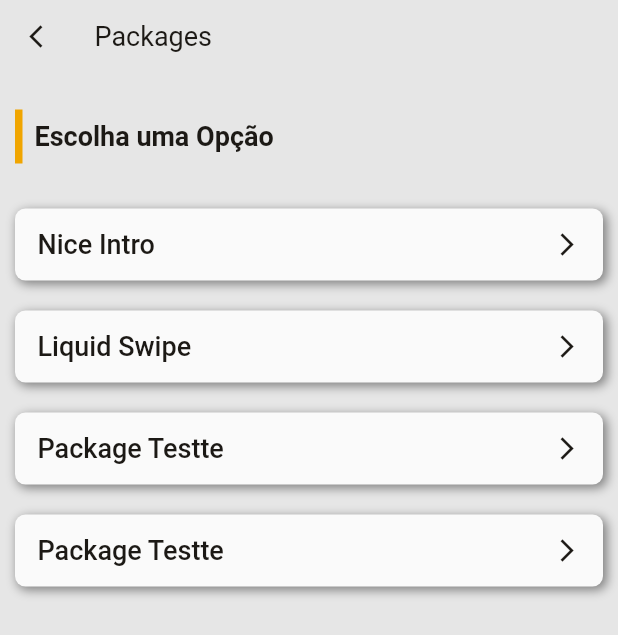
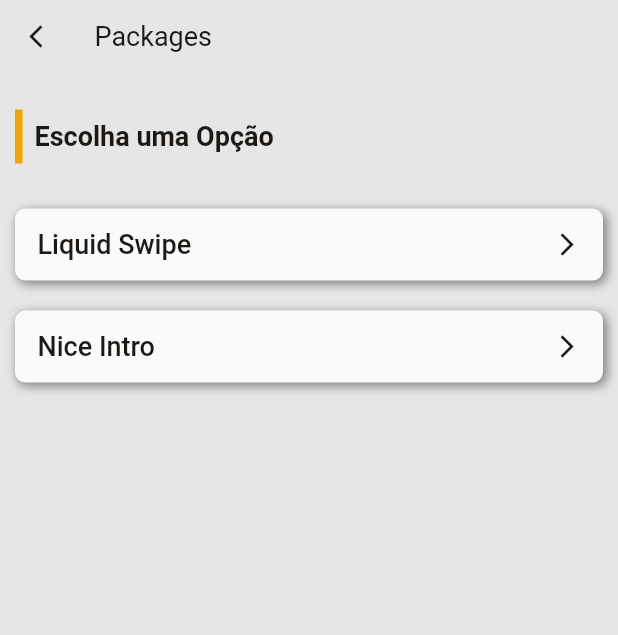
Before and after one commit to tobiassilva/flutter_tips, a Flutter app: the screen it shows after launch, after a tap on "Packages", on a phone screen of 412 x 824 dp. Shown: the top 635 px of the screen. Run offline on Flutter 3.47's test engine with Material 2 defaults, Android fonts, the phone set to English and light mode, and no system bars; our stand-ins replace animated_bottom_navigation_bar, font_awesome_flutter, liquid_swipe; missing offline and left inert: nice_intro, widget_with_codeview.

```diff
--- a/lib/pages/packages/home_packages_widgets.dart
+++ b/lib/pages/packages/home_packages_widgets.dart
@@ -6,9 +6,6 @@ import 'package:flutter_tips/pages/packages/listPackages/categoria42/nice_intro/
 import 'package:flutter_tips/pages/packages/listPackages/categoria42/nice_intro/nice_intro_infos.dart';
 import 'listPackages/categoria80/liquid_swipe/liquid_swipe_code.dart';
 import 'listPackages/categoria80/liquid_swipe/liquid_swipe_infos.dart';
-
-import 'package:flutter_tips/pages/packages/listPackages/pack_teste/pack_teste_code.dart';
-import 'package:flutter_tips/pages/packages/listPackages/pack_teste/pack_teste_infos.dart';
 import 'package:flutter_tips/pages/packages/view_package/view_package_page.dart';
 
 
@@ -18,20 +15,14 @@ class HomePackagesWidgets {
 
   List listPackages = [
     {
-      "codigo": NiceIntroCode(),
-      "infos": NiceIntroInfos()
+      "codigo": LiquidSwipeCode(),
+      "infos": LiquidSwipeInfos(),
+      "idCategoria": 80,
     },
     {
-      "codigo": LiquidSwipeCode(),
-      "infos": LiquidSwipeInfos()
-    },
-    {
-      "codigo": PackTeste(),
-      "infos": PackTestInfos()
-    },
-    {
-      "codigo": PackTeste(),
-      "infos": PackTestInfos()
+      "codigo": NiceIntroCode(),
+      "infos": NiceIntroInfos(),
+      "idCategoria": 42,
     },
 
   ];
--- a/lib/pages/packages/listPackages/pack_teste/pack_teste_infos.dart
+++ /dev/null
@@ -1,19 +0,0 @@
-import 'package:flutter/material.dart';
-
-class PackTestInfos {
-
-  String caminhoCodigo = 'lib/pages/packages/listPackages/pack_teste/pack_teste_code.dart';
-
-  String nome = 'Package Testte';
-  String versaoPackage = '1.0.4';
-  String linkPackage = 'https://www.google.com/';
-  String linkGitHub = 'https://github.com/tobiassilva/';
-  String linkYoutube = 'https://www.youtube.com/channel/UCOh2NXS9_pnyZL569g0Rxuw';
-  int idCategoria = 1;
-
-
-  String observacoes = """
-    Observações do plugin
-  """; //deixar null quando nao tiver
-
-}
--- a/lib/pages/packages/view_package/view_package_page.dart
+++ b/lib/pages/packages/view_package/view_package_page.dart
@@ -1,6 +1,5 @@
 import 'package:animated_bottom_navigation_bar/animated_bottom_navigation_bar.dart';
 import 'package:flutter/material.dart';
-import 'package:flutter/services.dart';
 import 'package:flutter_tips/globals/globals_vars.dart';
 import 'package:flutter_tips/pages/packages/view_package/view_package_functions.dart';
 import 'package:provider/provider.dart';
```
Also changed, not shown: lib/pages/packages/globals_packages.dart (+4 -6 lines), lib/pages/packages/listPackages/pack_teste/pack_teste_code.dart (deleted, +0 -21 lines), pubspec.yaml (+3 -4 lines), lib/pages/packages/home_packages_functions.dart (deleted), pubspec.lock, 25 other files.
